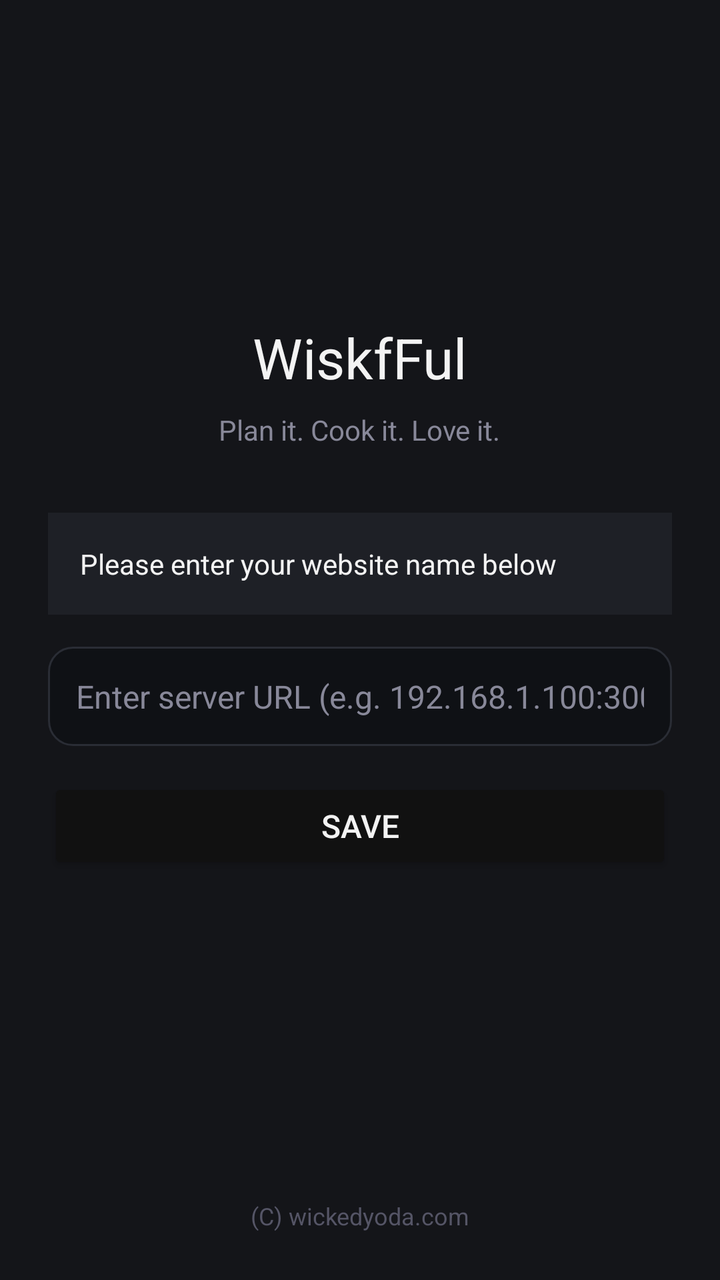
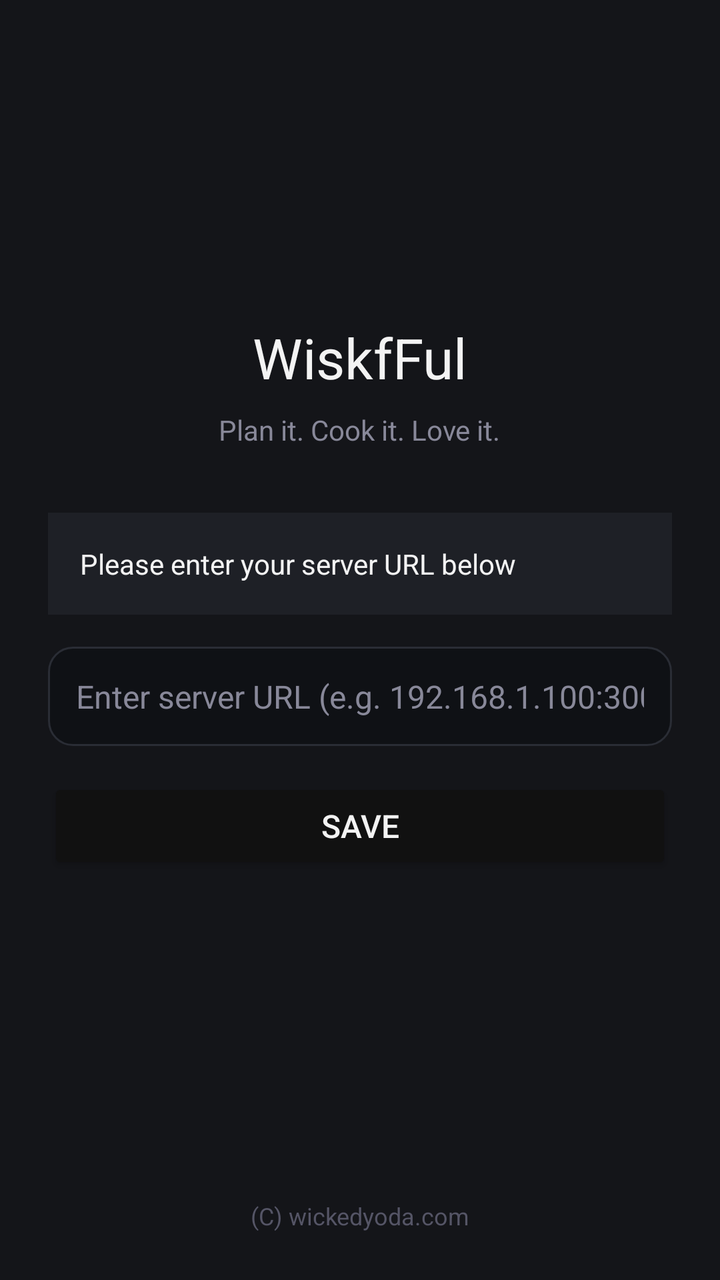

Compare the two renders of this Android layout. The source of the first and the diff that turns it into the second are given below.
<!-- AndroidManifest.xml: application theme Theme.AppCompat.Light.NoActionBar -->
<!-- res/layout/activity_main.xml -->
<?xml version="1.0" encoding="utf-8"?>
<LinearLayout xmlns:android="http://schemas.android.com/apk/res/android"
    android:layout_width="match_parent"
    android:layout_height="match_parent"
    android:background="#141519"
    android:orientation="vertical"
    android:gravity="center"
    android:padding="24dp">

    <ImageView
        android:layout_width="120dp"
        android:layout_height="120dp"
        android:src="@mipmap/ic_launcher"
        android:layout_marginBottom="16dp" />

    <TextView
        android:layout_width="wrap_content"
        android:layout_height="wrap_content"
        android:text="WiskfFul"
        android:textSize="28sp"
        android:textColor="#f3f3f3"
        android:fontFamily="sans-serif"
        android:layout_marginBottom="8dp" />

    <TextView
        android:layout_width="wrap_content"
        android:layout_height="wrap_content"
        android:text="Plan it. Cook it. Love it."
        android:textSize="14sp"
        android:textColor="#888899"
        android:fontFamily="sans-serif"
        android:layout_marginBottom="32dp" />

    <TextView
        android:layout_width="match_parent"
        android:layout_height="wrap_content"
        android:text="Please enter your website name below"
        android:textSize="14sp"
        android:textColor="#f3f3f3"
        android:fontFamily="sans-serif"
        android:background="#1e2026"
        android:padding="16dp"
        android:layout_marginBottom="16dp" />

    <EditText
        android:id="@+id/urlInput"
        android:layout_width="match_parent"
        android:layout_height="wrap_content"
        android:hint="Enter server URL (e.g. 192.168.1.100:3000)"
        android:textColorHint="#888899"
        android:textColor="#f3f3f3"
        android:background="@drawable/url_input_bg"
        android:padding="14dp"
        android:textSize="16sp"
        android:inputType="textUri"
        android:imeOptions="actionGo"
        android:layout_marginBottom="16dp" />

    <Button
        android:id="@+id/connectBtn"
        android:layout_width="match_parent"
        android:layout_height="wrap_content"
        android:text="Save"
        android:textColor="#f3f3f3"
        android:textSize="16sp"
        android:backgroundTint="#111111"
        android:layout_marginBottom="16dp" />

    <Space
        android:layout_width="match_parent"
        android:layout_height="0dp"
        android:layout_weight="1" />

    <TextView
        android:layout_width="wrap_content"
        android:layout_height="wrap_content"
        android:text="(C) wickedyoda.com"
        android:textSize="12sp"
        android:textColor="#555566"
        android:fontFamily="sans-serif" />

</LinearLayout>
<!-- resources referenced by this layout -->
<resources>
  <!-- drawable url_input_bg (drawable) -->
  <?xml version="1.0" encoding="utf-8"?>
  <shape xmlns:android="http://schemas.android.com/apk/res/android">
      <solid android:color="#0f1115" />
      <stroke android:width="1dp" android:color="#2a2d35" />
      <corners android:radius="12dp" />
  </shape>
  <!-- mipmap ic_launcher (mipmap-anydpi-v26) -->
  <?xml version="1.0" encoding="utf-8"?>
  <adaptive-icon xmlns:android="http://schemas.android.com/apk/res/android">
      <background android:drawable="@color/ic_launcher_background" />
      <foreground android:drawable="@mipmap/ic_launcher" />
  </adaptive-icon>
  <color name="ic_launcher_background">#FFFFFF</color>
</resources>

<!-- the commit's change to res/layout/activity_main.xml (unified diff, before → after) -->
@@ -34,7 +34,7 @@
     <TextView
         android:layout_width="match_parent"
         android:layout_height="wrap_content"
-        android:text="Please enter your website name below"
+        android:text="Please enter your server URL below"
         android:textSize="14sp"
         android:textColor="#f3f3f3"
         android:fontFamily="sans-serif"
